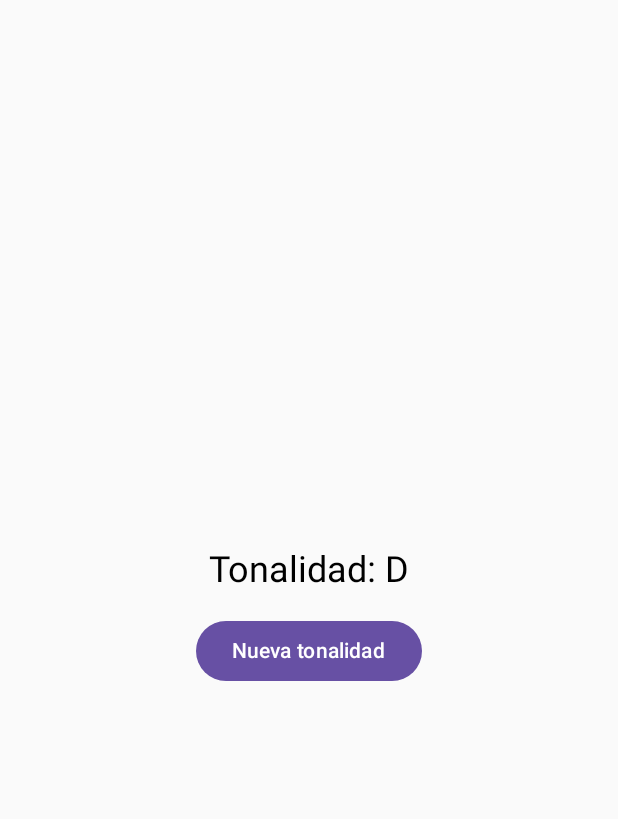
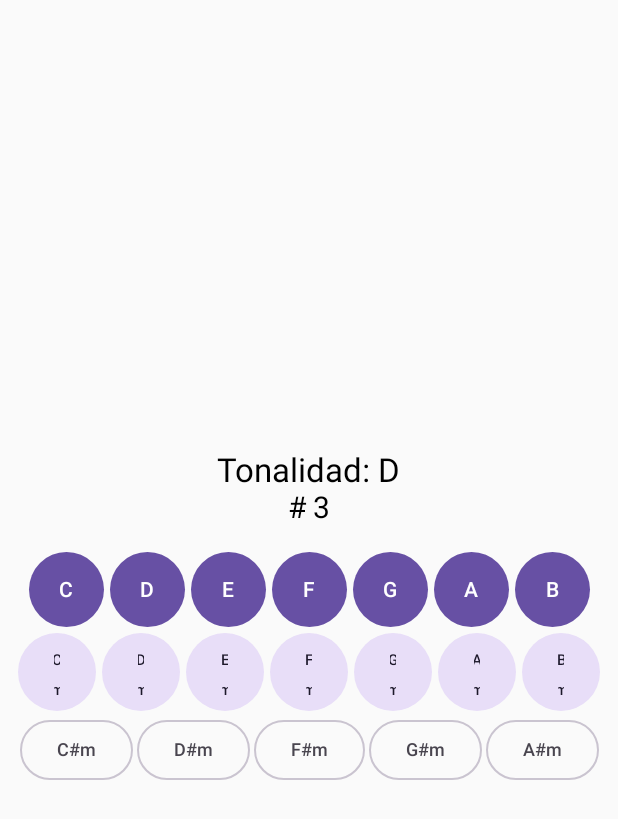
Before and after one commit to JosePater/IdNotas, an Android app built with Jetpack Compose: the screen it shows after launch (MainActivity), on a phone screen of 412 x 824 dp. Shown: the top 819 px of the screen. Run offline under Robolectric (Android 15) with nearby library versions, the phone set to English and light mode, and no system bars.

Commit message:
feat: added note buttons that change the key

```diff
--- a/app/src/main/java/com/josepaternina/idnotas/MainActivity.kt
+++ b/app/src/main/java/com/josepaternina/idnotas/MainActivity.kt
@@ -5,68 +5,155 @@ import androidx.activity.ComponentActivity
 import androidx.activity.compose.setContent
 import androidx.compose.foundation.layout.Arrangement
 import androidx.compose.foundation.layout.Column
+import androidx.compose.foundation.layout.Row
 import androidx.compose.foundation.layout.Spacer
 import androidx.compose.foundation.layout.fillMaxSize
 import androidx.compose.foundation.layout.height
 import androidx.compose.foundation.layout.padding
+import androidx.compose.foundation.layout.width
 import androidx.compose.material3.Button
+import androidx.compose.material3.FilledTonalButton
+import androidx.compose.material3.OutlinedButton
 import androidx.compose.material3.Text
 import androidx.compose.runtime.Composable
 import androidx.compose.runtime.mutableStateOf
-import androidx.compose.runtime.remember
 import androidx.compose.ui.Alignment
 import androidx.compose.ui.Modifier
 import androidx.compose.ui.tooling.preview.Preview
 import androidx.compose.ui.unit.dp
 import androidx.compose.ui.unit.sp
 import androidx.compose.runtime.*
+import androidx.compose.ui.text.style.TextAlign
+
+// Tonalidades ("C", "D", "E", "F", "G", "A", "B")
+val tonalidades = listOf("C", "D", "G")
+val num = listOf(1, 2, 3, 4, 5, 6)
 
 class MainActivity : ComponentActivity() {
     override fun onCreate(savedInstanceState: Bundle?) {
         super.onCreate(savedInstanceState)
         setContent {
-            RandomNoteApp()
+            MyApp()
         }
     }
 }
 
 @Composable
-fun RandomNoteApp() {
-    // Define el array de notas ("C", "D", "E", "F", "G", "A", "B")
-    val tonalidades = arrayListOf("C", "D", "G")
-
-    // Estado para almacenar la nota actual
-    var tonalidadActual by remember { mutableStateOf(tonalidades.random()) }
-
-    // Función para cambiar la nota aleatoriamente
-    fun cambiarTonalidad() {
-        tonalidadActual = tonalidades.random()
-    }
-
+fun MyApp() {
     // UI
     Column(
         modifier = Modifier
             .fillMaxSize()
-            .padding(16.dp),
+            .padding(1.dp),
         verticalArrangement = Arrangement.Center,
         horizontalAlignment = Alignment.CenterHorizontally
     ) {
         Text(
-            text = "Tonalidad: $tonalidadActual",
-            fontSize = 24.sp
+            text = "Tonalidad: ${GlobalStateTonal.tonalidadActual}",
+            fontSize = 22.sp
+        )
+        Text(
+            text = "# ${GlobalStateTonal.numActual}",
+            fontSize = 20.sp
         )
 
         Spacer(modifier = Modifier.height(16.dp))
-
-        Button(onClick = { cambiarTonalidad() }) {
-            Text(text = "Nueva tonalidad")
-        }
+        NoteButtonsRow()
     }
 }
 
+// Singleton object que almacena la tonalidad actual
+object GlobalStateTonal {
+    // variable global reactiva
+    var tonalidadActual by mutableStateOf(tonalidades.random())
+    var numActual by mutableIntStateOf(num.random())
+
+    // Función para cambiar la tonalidad aleatoriamente
+    fun cambiarTonalidad() {
+        tonalidadActual = tonalidades.random()
+        numActual = num.random()
+    }
+}
+
+// Botones
+@Composable
+fun NoteButtonsRow() {
+    // Define el array de nombres de botones
+    val notasMayores = arrayListOf("C", "D", "E", "F", "G", "A", "B")
+    val notasMenores = arrayListOf("Cm", "Dm", "Em", "Fm", "Gm", "Am", "Bm")
+    val notasMenoresSos = arrayListOf("C#m", "D#m", "F#m", "G#m", "A#m")
+
+    Column(
+        verticalArrangement = Arrangement.Center,
+        horizontalAlignment = Alignment.CenterHorizontally
+    ) {
+        //Notas Mayores
+        Row {
+            notasMayores.forEach { nota ->
+                Button(
+                    onClick = {
+                        GlobalStateTonal.cambiarTonalidad()
+                    },
+                    modifier = Modifier
+                        .width(54.dp) // Establece el ancho del botón
+                        .height(54.dp) // Establece la altura del botón
+                        .padding(2.dp) // Aplica el margen interno del botón
+                ) {
+                    Text(
+                        text = nota,
+                        fontSize = 14.sp,
+                        textAlign = TextAlign.Center // Centra el texto horizontalmente
+                    )
+                }
+            }
+        }
+
+        //Notas menores
+        Row {
+            notasMenores.forEach { nota ->
+                FilledTonalButton(
+                    onClick = {
+                        GlobalStateTonal.cambiarTonalidad()
+                    },
+                    modifier = Modifier
+                        .width(56.dp) // Establece el ancho del botón
+                        .height(56.dp) // Establece la altura del botón
+                        .padding(2.dp) // Aplica el margen interno del botón
+                ) {
+                    Text(
+                        text = nota,
+                        fontSize = 10.sp,
+                        textAlign = TextAlign.Center
+                    )
+                }
+            }
+        }
+
+        // Notas menores #
+        Row(
+            horizontalArrangement = Arrangement.Center // Espacia uniformemente los botones
+        ) {
+            notasMenoresSos.forEach { nota ->
+                OutlinedButton(
+                    onClick = {
+                        GlobalStateTonal.cambiarTonalidad()
+                    },
+                    modifier = Modifier.padding(horizontal = 1.dp)
+                ) {
+                    Text(
+                        text = nota,
+                        fontSize = 12.sp, // Tamaño del texto
+                        textAlign = TextAlign.Center
+                    )
+                }
+            }
+        }
+    }
+
+}
 
 @Preview(showSystemUi = true)
 @Composable
 fun Preview() {
-    RandomNoteApp()
+    MyApp()
 }
```
